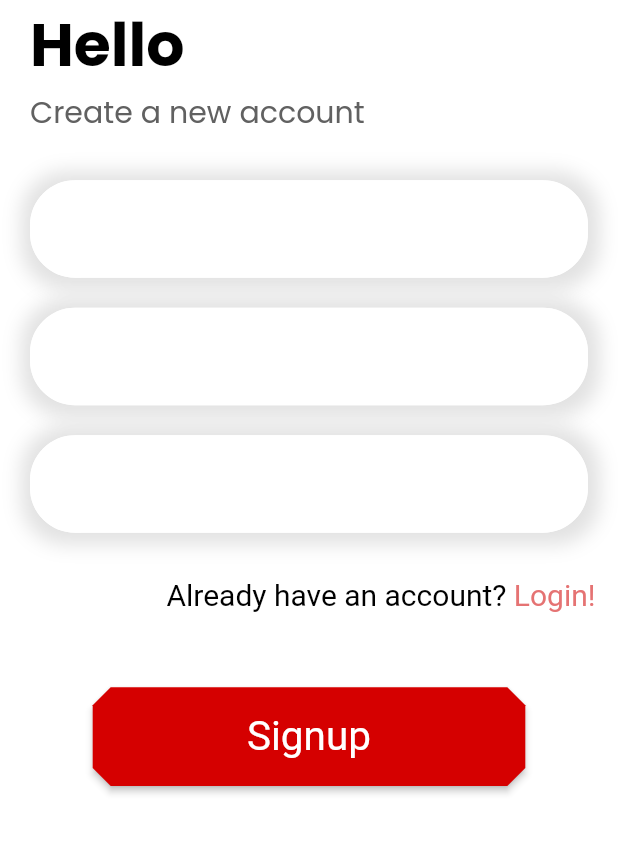
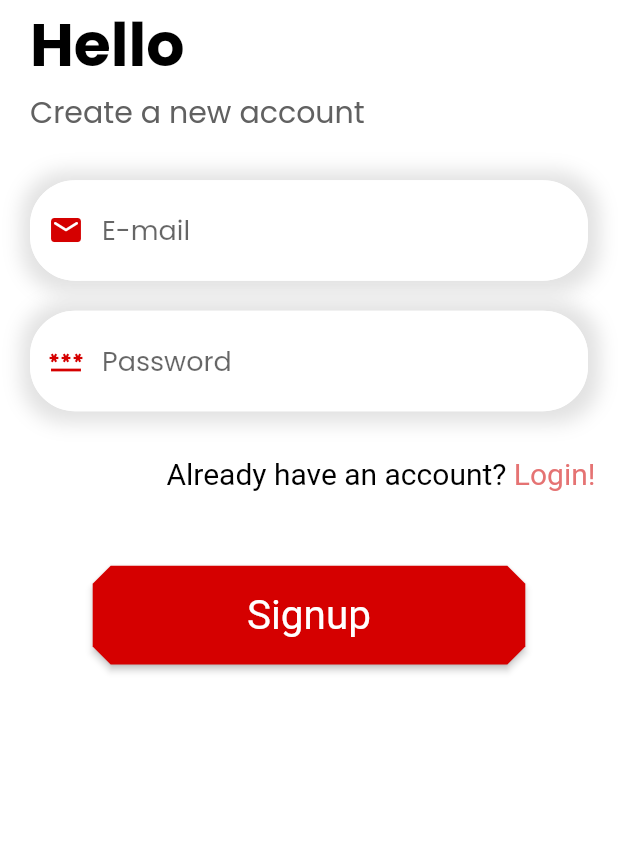
Before and after one commit to NatzeFE/parkers_anniversary, a Flutter app: the Signup screen opened directly, on a phone screen of 412 x 824 dp, the part 247-1101 px from its top. Run offline on Flutter 3.47's test engine with Material 2 defaults, Android fonts, the phone set to English and light mode, and no system bars; our stand-ins replace firebase_auth, firebase_core, font_awesome_flutter, get, google_fonts, image_picker; accounts and stored records are empty; network calls fail.

Commit message:
finished signup/login/logout functionality

```diff
--- a/lib/screens/signup.dart
+++ b/lib/screens/signup.dart
@@ -1,5 +1,7 @@
 import "package:flutter/gestures.dart";
 import "package:flutter/material.dart";
+import 'package:get/get.dart';
+import 'package:parkers_anniversary/auth_controller.dart';
 
 class Signup extends StatefulWidget {
   const Signup({super.key});
@@ -9,6 +11,8 @@ class Signup extends StatefulWidget {
 }
 
 class _SignupState extends State<Signup> {
+  var emailController = TextEditingController();
+  var passwordController = TextEditingController();
   @override
   Widget build(BuildContext context) {
     double w = MediaQuery.of(context).size.width;
@@ -62,11 +66,15 @@ class _SignupState extends State<Signup> {
                         ),
                       ]),
                   child: TextField(
+                    controller: emailController,
                     style: const TextStyle(
                       color: Colors.black,
                       fontSize: 18,
                     ),
                     decoration: InputDecoration(
+                      hintText: "E-mail",
+                      prefixIcon: Icon(Icons.email_rounded,
+                          color: Colors.redAccent[700]),
                       focusedBorder: OutlineInputBorder(
                         borderRadius: BorderRadius.circular(30),
                         borderSide:
@@ -100,49 +108,16 @@ class _SignupState extends State<Signup> {
                         ),
                       ]),
                   child: TextField(
+                    controller: passwordController,
+                    obscureText: true,
                     style: const TextStyle(
                       color: Colors.black,
                       fontSize: 18,
                     ),
                     decoration: InputDecoration(
-                      focusedBorder: OutlineInputBorder(
-                        borderRadius: BorderRadius.circular(30),
-                        borderSide:
-                            const BorderSide(color: Colors.grey, width: 1.0),
-                      ),
-                      enabledBorder: OutlineInputBorder(
-                        borderRadius: BorderRadius.circular(30),
-                        borderSide: const BorderSide(
-                          color: Colors.white,
-                        ),
-                      ),
-                      border: OutlineInputBorder(
-                        borderRadius: BorderRadius.circular(30),
-                      ),
-                    ),
-                  ),
-                ),
-                const SizedBox(
-                  height: 20,
-                ),
-                Container(
-                  decoration: BoxDecoration(
-                      color: Colors.white,
-                      borderRadius: BorderRadius.circular(30),
-                      boxShadow: [
-                        BoxShadow(
-                          blurRadius: 10,
-                          spreadRadius: 7,
-                          offset: const Offset(1, 1),
-                          color: Colors.grey.withOpacity(0.3),
-                        ),
-                      ]),
-                  child: TextField(
-                    style: const TextStyle(
-                      color: Colors.black,
-                      fontSize: 18,
-                    ),
-                    decoration: InputDecoration(
+                      hintText: "Password",
+                      prefixIcon:
+                          Icon(Icons.password, color: Colors.redAccent[700]),
                       focusedBorder: OutlineInputBorder(
                         borderRadius: BorderRadius.circular(30),
                         borderSide:
@@ -186,14 +161,12 @@ class _SignupState extends State<Signup> {
                             style: TextStyle(fontSize: 20, color: Colors.black),
                           ),
                           TextSpan(
-                              text: "Login!",
-                              style: TextStyle(
-                                  fontSize: 20, color: Colors.red[300]),
-                              recognizer: TapGestureRecognizer()
-                                ..onTap = () {
-                                  // ignore: avoid_print
-                                  print("Login clicked");
-                                }),
+                            text: "Login!",
+                            style:
+                                TextStyle(fontSize: 20, color: Colors.red[300]),
+                            recognizer: TapGestureRecognizer()
+                              ..onTap = () => Get.back(),
+                          ),
                         ],
                       ),
                     ),
@@ -213,7 +186,10 @@ class _SignupState extends State<Signup> {
                 shape: BeveledRectangleBorder(
                     borderRadius: BorderRadius.circular(12)),
               ),
-              onPressed: () {},
+              onPressed: () {
+                AuthController.instance.register(emailController.text.trim(),
+                    passwordController.text.trim());
+              },
               child: const Text(
                 'Signup',
                 style: TextStyle(fontSize: 27),
--- a/lib/shared/menu_bottom.dart
+++ b/lib/shared/menu_bottom.dart
@@ -14,7 +14,7 @@ class MenuBottom extends StatelessWidget {
       onTap: (int index) {
         switch (index) {
           case 0:
-            Navigator.pushNamed(context, "/");
+            Navigator.pushNamed(context, "/home");
             break;
           case 1:
             Navigator.pushNamed(context, "/new_entry");
--- a/pubspec.yaml
+++ b/pubspec.yaml
@@ -35,11 +35,14 @@ dependencies:
   path_provider: ^2.0.11
   font_awesome_flutter: ^10.3.0
   google_fonts: ^3.0.1
+  get:
 
 
   # The following adds the Cupertino Icons font to your application.
   # Use with the CupertinoIcons class for iOS style icons.
   cupertino_icons: ^1.0.2
+  firebase_auth: ^4.2.5
+  firebase_core: ^2.4.1
 
 dev_dependencies:
   flutter_test:
```
Also changed, not shown: lib/auth_controller.dart (added, +78 -0 lines), lib/main.dart (+10 -3 lines), lib/screens/login.dart (+25 -9 lines), lib/screens/new_entries.dart (+10 -0 lines), lib/screens/profile.dart (+7 -1 lines), lib/shared/menu_drawer.dart (+3 -15 lines), pubspec.lock, 4 other files.
